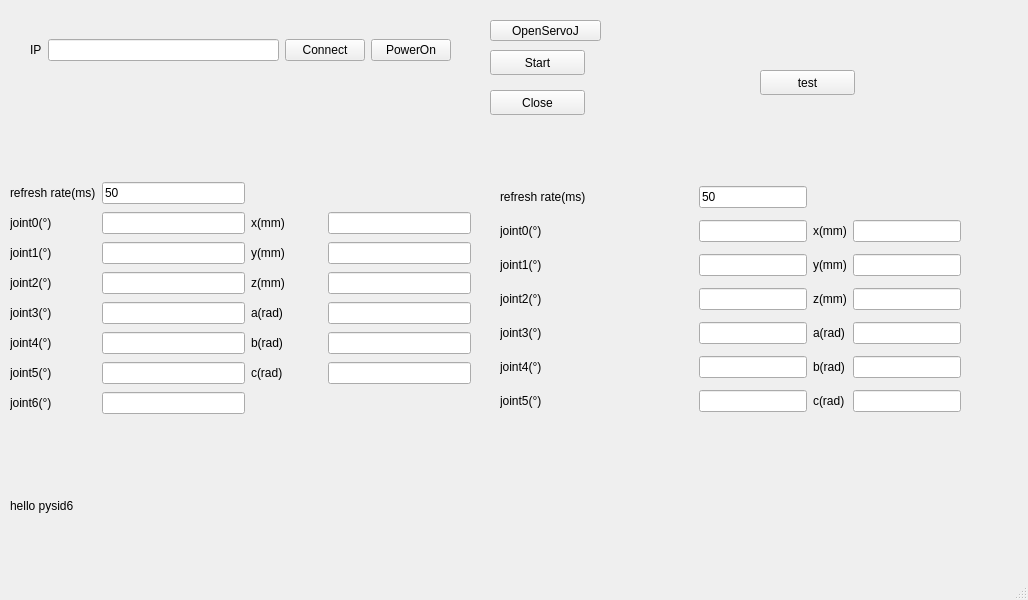
First picture: the form in src/ui/main_window.ui, repository FAN0909/master-slave-tracking-control, before the edit.
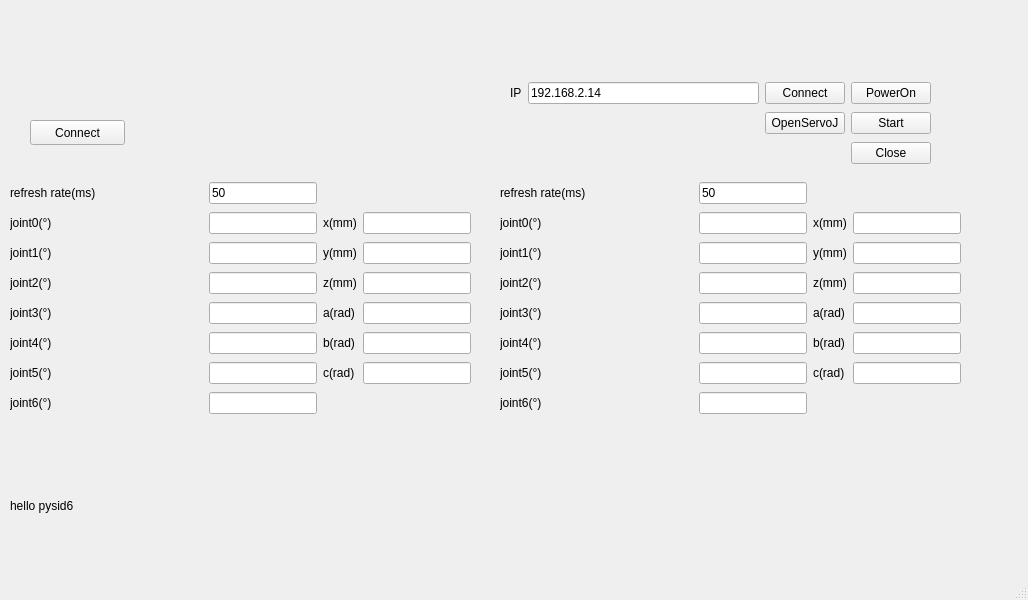
Second picture: the form after the edit.

Commit message: implement master arm get pos

```diff
--- a/src/ui/main_window.ui
+++ b/src/ui/main_window.ui
@@ -36,13 +36,12 @@
       <height>244</height>
      </rect>
     </property>
-    <layout class="QGridLayout" name="gridLayout" columnstretch="1,2,1,2">
-     <item row="0" column="1">
-      <widget class="QLineEdit" name="lineEdit_master_read_pos_rate">
-       <property name="text">
-        <string>50</string>
-       </property>
-      </widget>
+    <layout class="QGridLayout" name="gridLayout" columnstretch="1,0,0,0">
+     <item row="2" column="3">
+      <widget class="QLineEdit" name="lineEdit_master_y"/>
+     </item>
+     <item row="3" column="1">
+      <widget class="QLineEdit" name="lineEdit_master_joint2"/>
      </item>
      <item row="6" column="0">
       <widget class="QLabel" name="label_7">
@@ -51,39 +50,8 @@
        </property>
       </widget>
      </item>
-     <item row="5" column="2">
-      <widget class="QLabel" name="label_14">
-       <property name="text">
-        <string>b(rad)</string>
-       </property>
-      </widget>
-     </item>
-     <item row="5" column="1">
-      <widget class="QLineEdit" name="lineEdit_master_joint4"/>
-     </item>
-     <item row="7" column="0">
-      <widget class="QLabel" name="label_9">
-       <property name="text">
-        <string>joint6(°)</string>
-       </property>
-      </widget>
-     </item>
-     <item row="1" column="1">
-      <widget class="QLineEdit" name="lineEdit_master_joint0"/>
-     </item>
-     <item row="3" column="0">
-      <widget class="QLabel" name="label_4">
-       <property name="text">
-        <string>joint2(°)</string>
-       </property>
-      </widget>
-     </item>
-     <item row="1" column="0">
-      <widget class="QLabel" name="label_2">
-       <property name="text">
-        <string>joint0(°)</string>
-       </property>
-      </widget>
+     <item row="2" column="1">
+      <widget class="QLineEdit" name="lineEdit_master_joint1"/>
      </item>
      <item row="5" column="0">
       <widget class="QLabel" name="label_6">
@@ -92,16 +60,26 @@
        </property>
       </widget>
      </item>
-     <item row="3" column="1">
-      <widget class="QLineEdit" name="lineEdit_master_joint2"/>
+     <item row="1" column="0">
+      <widget class="QLabel" name="label_2">
+       <property name="text">
+        <string>joint0(°)</string>
+       </property>
+      </widget>
      </item>
-     <item row="4" column="0">
-      <widget class="QLabel" name="label_5">
+     <item row="4" column="3">
+      <widget class="QLineEdit" name="lineEdit_master_a"/>
+     </item>
+     <item row="3" column="2">
+      <widget class="QLabel" name="label_12">
        <property name="text">
-        <string>joint3(°)</string>
+        <string>z(mm)</string>
        </property>
       </widget>
      </item>
+     <item row="5" column="3">
+      <widget class="QLineEdit" name="lineEdit_master_b"/>
+     </item>
      <item row="6" column="2">
       <widget class="QLabel" name="label_15">
        <property name="text">
@@ -109,8 +87,15 @@
        </property>
       </widget>
      </item>
-     <item row="2" column="1">
-      <widget class="QLineEdit" name="lineEdit_master_joint1"/>
+     <item row="2" column="2">
+      <widget class="QLabel" name="label_11">
+       <property name="text">
+        <string>y(mm)</string>
+       </property>
+      </widget>
+     </item>
+     <item row="3" column="3">
+      <widget class="QLineEdit" name="lineEdit_master_z"/>
      </item>
      <item row="1" column="2">
       <widget class="QLabel" name="label_10">
@@ -119,35 +104,45 @@
        </property>
       </widget>
      </item>
-     <item row="7" column="1">
-      <widget class="QLineEdit" name="lineEdit_master_joint6"/>
+     <item row="0" column="1">
+      <widget class="QLineEdit" name="lineEdit_master_read_pos_rate">
+       <property name="text">
+        <string>50</string>
+       </property>
+      </widget>
+     </item>
+     <item row="5" column="2">
+      <widget class="QLabel" name="label_14">
+       <property name="text">
+        <string>b(rad)</string>
+       </property>
+      </widget>
+     </item>
+     <item row="4" column="0">
+      <widget class="QLabel" name="label_5">
+       <property name="text">
+        <string>joint3(°)</string>
+       </property>
+      </widget>
+     </item>
+     <item row="1" column="1">
+      <widget class="QLineEdit" name="lineEdit_master_joint0"/>
+     </item>
+     <item row="3" column="0">
+      <widget class="QLabel" name="label_4">
+       <property name="text">
+        <string>joint2(°)</string>
+       </property>
+      </widget>
      </item>
      <item row="6" column="1">
       <widget class="QLineEdit" name="lineEdit_master_joint5"/>
      </item>
-     <item row="2" column="2">
-      <widget class="QLabel" name="label_11">
-       <property name="text">
-        <string>y(mm)</string>
-       </property>
-      </widget>
+     <item row="6" column="3">
+      <widget class="QLineEdit" name="lineEdit_master_c"/>
      </item>
-     <item row="2" column="0">
-      <widget class="QLabel" name="label_3">
-       <property name="text">
-        <string>joint1(°)</string>
-       </property>
-      </widget>
-     </item>
-     <item row="3" column="2">
-      <widget class="QLabel" name="label_12">
-       <property name="text">
-        <string>z(mm)</string>
-       </property>
-      </widget>
-     </item>
-     <item row="4" column="1">
-      <widget class="QLineEdit" name="lineEdit_master_joint3"/>
+     <item row="5" column="1">
+      <widget class="QLineEdit" name="lineEdit_master_joint4"/>
      </item>
      <item row="4" column="2">
       <widget class="QLabel" name="label_13">
@@ -166,87 +161,64 @@
      <item row="1" column="3">
       <widget class="QLineEdit" name="lineEdit_master_x"/>
      </item>
-     <item row="2" column="3">
-      <widget class="QLineEdit" name="lineEdit_master_y"/>
+     <item row="4" column="1">
+      <widget class="QLineEdit" name="lineEdit_master_joint3"/>
      </item>
-     <item row="3" column="3">
-      <widget class="QLineEdit" name="lineEdit_master_z"/>
+     <item row="2" column="0">
+      <widget class="QLabel" name="label_3">
+       <property name="text">
+        <string>joint1(°)</string>
+       </property>
+      </widget>
      </item>
-     <item row="4" column="3">
-      <widget class="QLineEdit" name="lineEdit_master_a"/>
+     <item row="7" column="0">
+      <widget class="QLabel" name="label_9">
+       <property name="text">
+        <string>joint6(°)</string>
+       </property>
+      </widget>
      </item>
-     <item row="5" column="3">
-      <widget class="QLineEdit" name="lineEdit_master_b"/>
-     </item>
-     <item row="6" column="3">
-      <widget class="QLineEdit" name="lineEdit_master_c"/>
+     <item row="7" column="1">
+      <widget class="QLineEdit" name="lineEdit_master_joint6"/>
      </item>
     </layout>
    </widget>
-   <widget class="QPushButton" name="pushButton_openServoj">
-    <property name="geometry">
-     <rect>
-      <x>490</x>
-      <y>20</y>
-      <width>111</width>
-      <height>21</height>
-     </rect>
-    </property>
-    <property name="text">
-     <string>OpenServoJ</string>
-    </property>
-   </widget>
-   <widget class="QPushButton" name="pushButton_Start">
-    <property name="geometry">
-     <rect>
-      <x>490</x>
-      <y>50</y>
-      <width>95</width>
-      <height>25</height>
-     </rect>
-    </property>
-    <property name="text">
-     <string>Start</string>
-    </property>
-   </widget>
-   <widget class="QPushButton" name="pushButton_closeServoj">
-    <property name="geometry">
-     <rect>
-      <x>490</x>
-      <y>90</y>
-      <width>95</width>
-      <height>25</height>
-     </rect>
-    </property>
-    <property name="text">
-     <string>Close</string>
-    </property>
-   </widget>
-   <widget class="QPushButton" name="pushButton_test">
-    <property name="geometry">
-     <rect>
-      <x>760</x>
-      <y>70</y>
-      <width>95</width>
-      <height>25</height>
-     </rect>
-    </property>
-    <property name="text">
-     <string>test</string>
-    </property>
-   </widget>
-   <widget class="QWidget" name="gridLayoutWidget_2">
+   <widget class="QPushButton" name="pushButton_connect_master_arm">
     <property name="geometry">
      <rect>
       <x>30</x>
-      <y>10</y>
+      <y>120</y>
+      <width>95</width>
+      <height>25</height>
+     </rect>
+    </property>
+    <property name="text">
+     <string>Connect</string>
+    </property>
+   </widget>
+   <widget class="QWidget" name="gridLayoutWidget_2">
+    <property name="geometry">
+     <rect>
+      <x>510</x>
+      <y>80</y>
       <width>421</width>
-      <height>81</height>
+      <height>89</height>
      </rect>
     </property>
     <layout class="QGridLayout" name="gridLayout_2">
      <item row="0" column="1">
-      <widget class="QLineEdit" name="lineEdit_slave_ar_ip"/>
+      <widget class="QLineEdit" name="lineEdit_slave_arm_ip">
+       <property name="text">
+        <string>192.168.2.14</string>
+       </property>
+      </widget>
+     </item>
+     <item row="0" column="3">
+      <widget class="QPushButton" name="pushButton_robot_PowerOn">
+       <property name="text">
+        <string>PowerOn</string>
+       </property>
+      </widget>
      </item>
      <item row="0" column="2">
       <widget class="QPushButton" name="Btn_robot_connect">
@@ -255,6 +227,13 @@
        </property>
       </widget>
      </item>
+     <item row="1" column="2">
+      <widget class="QPushButton" name="pushButton_openServoj">
+       <property name="text">
+        <string>OpenServoJ</string>
+       </property>
+      </widget>
+     </item>
      <item row="0" column="0">
       <widget class="QLabel" name="label_16">
        <property name="text">
@@ -262,10 +241,17 @@
        </property>
       </widget>
      </item>
-     <item row="0" column="3">
-      <widget class="QPushButton" name="pushButton_robot_PowerOn">
+     <item row="1" column="3">
+      <widget class="QPushButton" name="pushButton_Start">
        <property name="text">
-        <string>PowerOn</string>
+        <string>Start</string>
+       </property>
+      </widget>
+     </item>
+     <item row="2" column="3">
+      <widget class="QPushButton" name="pushButton_closeServoj">
+       <property name="text">
+        <string>Close</string>
        </property>
       </widget>
      </item>
@@ -415,6 +401,16 @@
        </property>
       </widget>
      </item>
+     <item row="7" column="0">
+      <widget class="QLabel" name="label_19">
+       <property name="text">
+        <string>joint6(°)</string>
+       </property>
+      </widget>
+     </item>
+     <item row="7" column="1">
+      <widget class="QLineEdit" name="lineEdit_slave_joint6"/>
+     </item>
     </layout>
    </widget>
   </widget>
```
The commit also changes 6 other files.
